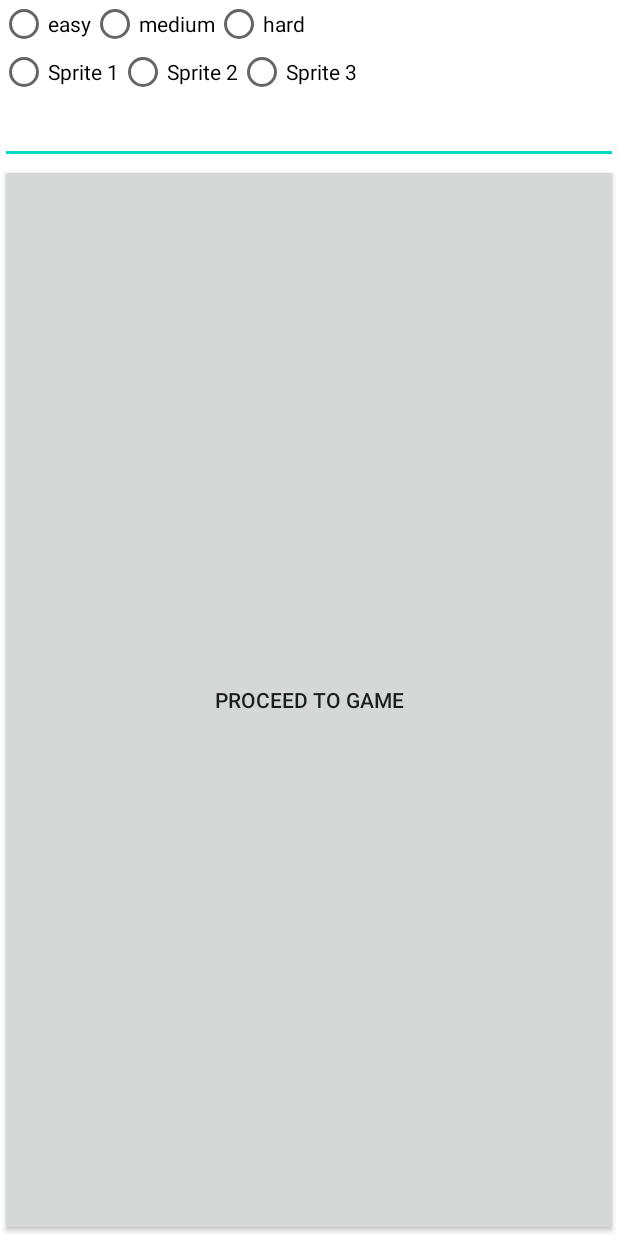
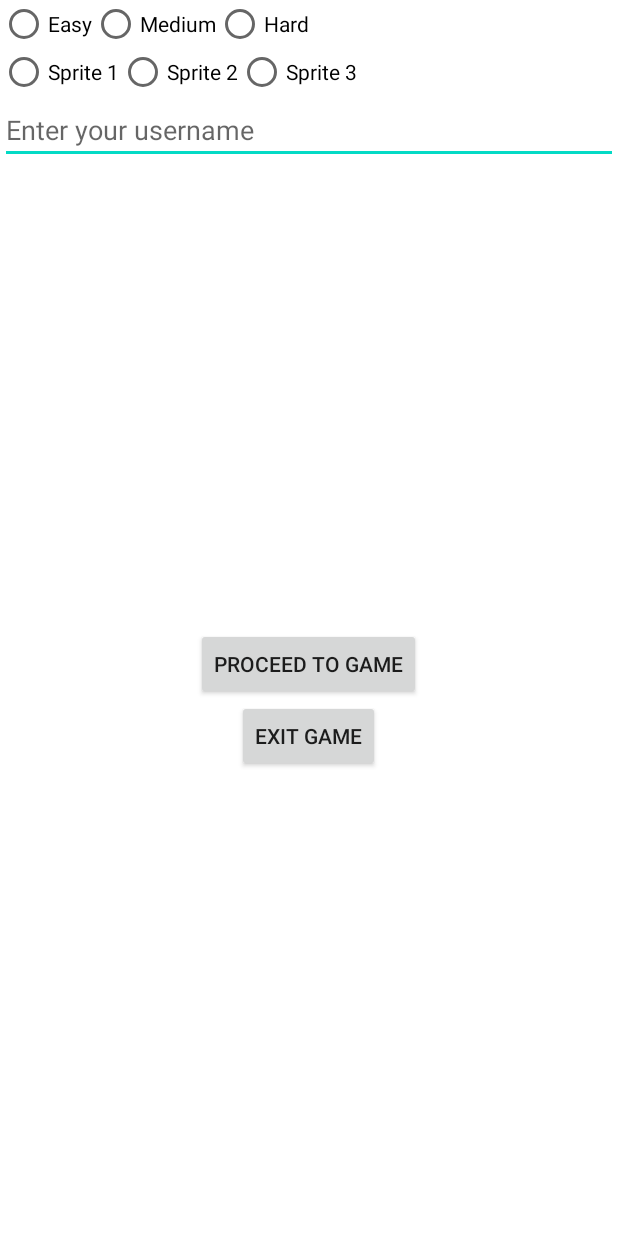
Before and after one commit to Connor-1233/CS2340C_Team40, an Android app: the ConfigScreen screen opened directly, with no data from a screen before it, on a phone screen of 412 x 824 dp. Run offline under Robolectric (Android 15) with nearby library versions, the phone set to English and light mode, and no system bars.

Commit message:
Changing configScreen functionality

```diff
--- a/app/src/main/java/com/example/cs2340c_team40/ConfigScreen.java
+++ b/app/src/main/java/com/example/cs2340c_team40/ConfigScreen.java
@@ -3,6 +3,7 @@ package com.example.cs2340c_team40;
 import android.app.Activity;
 import android.content.Intent;
 import android.os.Bundle;
+import android.view.View;
 import android.widget.Button;
 import android.widget.RadioGroup;
 import android.widget.EditText;
@@ -19,9 +20,12 @@ public class ConfigScreen extends Activity {
         setContentView(R.layout.configscreen);
 
         Button proceedButton = findViewById(R.id.proceedButton);
+        Button exitButton = findViewById(R.id.exitButton);
         RadioGroup difficultyRadioGroup = findViewById(R.id.RadioGroupDifficulty);
         RadioGroup characterChoice = findViewById(R.id.CostumeChoice);
         EditText characterName = findViewById(R.id.username);
+
+        exitButton.setOnClickListener( v -> finish());
 
         proceedButton.setOnClickListener(v -> {
             if (difficultyRadioGroup.getCheckedRadioButtonId() == R.id.radio_easy) {
@@ -57,6 +61,10 @@ public class ConfigScreen extends Activity {
 
 
     }
+
+    //TODO: implement the above proceedButton.setOnClickListener in this method!
+    public void onRadioButtonClicked(View view) {
+    }
     private void proceedToGame() {
         // if all the methods return true, then proceed to Game Screen
         Intent startGame = new Intent(this, MapStartScreen.class);
--- a/app/src/main/res/layout/configscreen.xml
+++ b/app/src/main/res/layout/configscreen.xml
@@ -17,21 +17,21 @@
             android:layout_width="wrap_content"
             android:layout_height="wrap_content"
             android:onClick="onRadioButtonClicked"
-            android:text="easy" />
+            android:text="@string/easy" />
 
         <RadioButton
             android:id="@+id/radio_medium"
             android:layout_width="wrap_content"
             android:layout_height="wrap_content"
             android:onClick="onRadioButtonClicked"
-            android:text="medium" />
+            android:text="@string/medium" />
 
         <RadioButton
             android:id="@+id/radio_hard"
             android:layout_width="wrap_content"
             android:layout_height="wrap_content"
             android:onClick="onRadioButtonClicked"
-            android:text="hard" />
+            android:text="@string/Hard" />
 
     </RadioGroup>
 
@@ -46,35 +46,47 @@
             android:layout_width="wrap_content"
             android:layout_height="wrap_content"
             android:onClick="onRadioButtonClicked"
-            android:text="Sprite 1" />
+            android:text="@string/sprite_1" />
 
         <RadioButton
             android:id="@+id/radio_costume_2"
             android:layout_width="wrap_content"
             android:layout_height="wrap_content"
             android:onClick="onRadioButtonClicked"
-            android:text="Sprite 2" />
+            android:text="@string/sprite_2" />
 
         <RadioButton
             android:id="@+id/radio_costume_3"
             android:layout_width="wrap_content"
             android:layout_height="wrap_content"
             android:onClick="onRadioButtonClicked"
-            android:text="Sprite 3" />
+            android:text="@string/sprite_3" />
 
     </RadioGroup>
 
     <EditText
         android:id="@+id/username"
+        android:layout_width="match_parent"
         android:layout_height="wrap_content"
+        android:inputType="text"
+        android:hint="@string/enter_your_username"/>
+
+    <LinearLayout
         android:layout_width="match_parent"
-        android:inputType="text"/>
+        android:layout_height="match_parent"
+        android:orientation="vertical"
+        android:gravity="center">
 
-    <Button
-        android:id="@+id/proceedButton"
-        android:layout_width="match_parent"
-        android:layout_height="10dp"
-        android:layout_gravity="right"
-        android:layout_weight="1"
-        android:text="Proceed to Game" />
+        <Button
+            android:id="@+id/proceedButton"
+            android:layout_width="wrap_content"
+            android:layout_height="wrap_content"
+            android:text="@string/proceed_to_game" />
+
+        <Button
+            android:id="@+id/exitButton"
+            android:layout_width="wrap_content"
+            android:layout_height="wrap_content"
+            android:text="@string/exit_game" />
+    </LinearLayout>
 </LinearLayout>
--- a/app/src/main/res/layout/welcomescreen.xml
+++ b/app/src/main/res/layout/welcomescreen.xml
@@ -14,7 +14,7 @@
         tools:layout_editor_absoluteY="56dp">
 
         <EditText
-            android:layout_width="160dp"
+            android:layout_width="170dp"
             android:layout_height="100dp"
             android:text="@string/intro_message"
             />
--- a/app/src/main/res/values/strings.xml
+++ b/app/src/main/res/values/strings.xml
@@ -10,4 +10,12 @@
     <string name="health_display">Health:</string>
     <string name="sprite_image_description">Sprite</string>
     <string name="display_name">Name</string>
+    <string name="proceed_to_game">Proceed to Game</string>
+    <string name="enter_your_username">Enter your username</string>
+    <string name="Hard">Hard</string>
+    <string name="medium">Medium</string>
+    <string name="easy">Easy</string>
+    <string name="sprite_1">Sprite 1</string>
+    <string name="sprite_2">Sprite 2</string>
+    <string name="sprite_3">Sprite 3</string>
 </resources>
```
